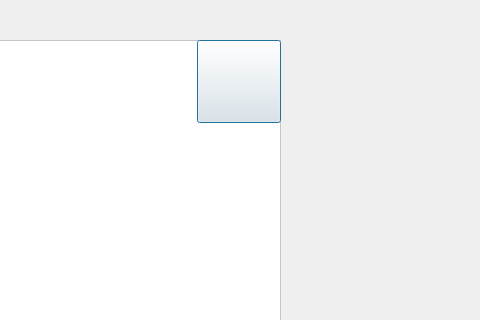
Above: cart.ui from AP-projects-4001/ls before the change; both pictures show x 350 to 830 and y 0 to 320 of the 1241 by 688 pixel window. Below: the same form after it.
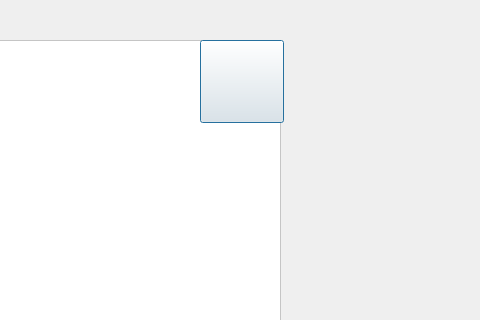
That is the form after the change. Icons and pictures are not drawn.

```diff
--- a/cart.ui
+++ b/cart.ui
@@ -39,7 +39,7 @@
   <widget class="QPushButton" name="pushButton_romove">
    <property name="geometry">
     <rect>
-     <x>547</x>
+     <x>550</x>
      <y>40</y>
      <width>84</width>
      <height>83</height>
```
Left out of the diff: 1 changed line with no effect on the pictures.
